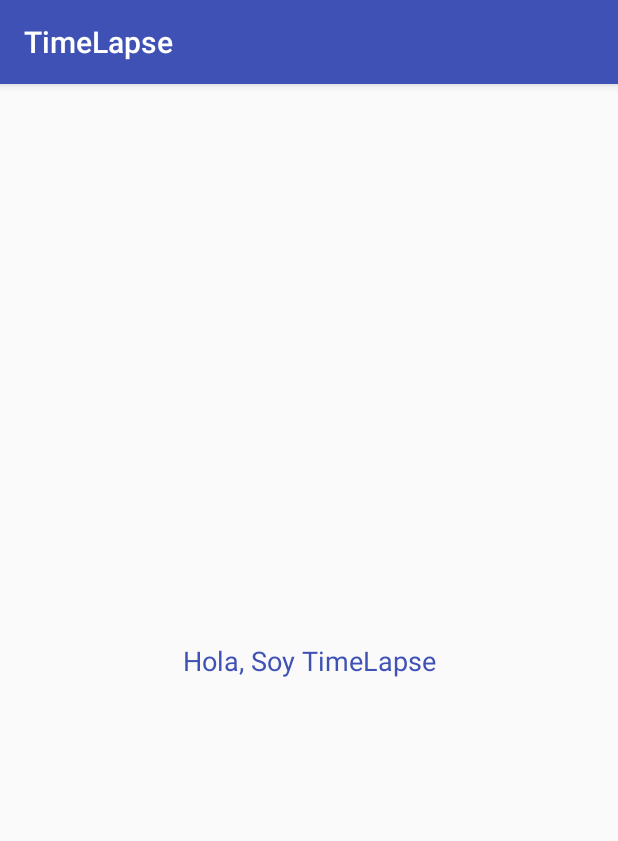
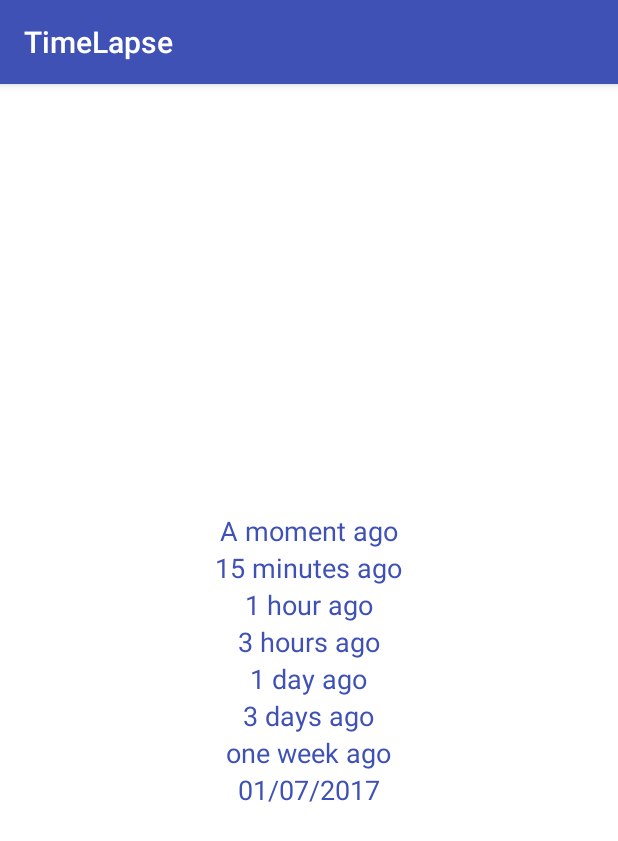
Before and after one commit to deimian86/TimeLapse, an Android app: the screen it shows after launch (MainActivity), on a phone screen of 412 x 824 dp. Shown: the top 841 px of the screen. Run offline under Robolectric (Android 15) with nearby library versions, the phone set to English and light mode, and no system bars.

Commit message:
Alpha basic function

```diff
--- a/app/src/main/java/com/deimian86/timelapse/MainActivity.java
+++ b/app/src/main/java/com/deimian86/timelapse/MainActivity.java
@@ -3,6 +3,8 @@ package com.deimian86.timelapse;
 import android.support.v7.app.AppCompatActivity;
 import android.os.Bundle;
 import android.widget.TextView;
+import java.util.Calendar;
+import java.util.Date;
 
 public class MainActivity extends AppCompatActivity {
 
@@ -11,7 +13,46 @@ public class MainActivity extends AppCompatActivity {
         super.onCreate(savedInstanceState);
         setContentView(R.layout.activity_main);
 
-        TextView txtView = (TextView) findViewById(R.id.txtView);
-        txtView.setText(new TimeLapse().helloWorld());
+        TextView txtView1 = findViewById(R.id.txtView1);
+        txtView1.setText(new TimeLapse().getLapse(getApplicationContext(), minutesAgo(5)));
+
+        TextView txtView2 = findViewById(R.id.txtView2);
+        txtView2.setText(new TimeLapse().getLapse(getApplicationContext(), minutesAgo(15)));
+
+        TextView txtView3 = findViewById(R.id.txtView3);
+        txtView3.setText(new TimeLapse().getLapse(getApplicationContext(), hoursAgo(1)));
+
+        TextView txtView4 = findViewById(R.id.txtView4);
+        txtView4.setText(new TimeLapse().getLapse(getApplicationContext(), hoursAgo(3)));
+
+        TextView txtView5 = findViewById(R.id.txtView5);
+        txtView5.setText(new TimeLapse().getLapse(getApplicationContext(), daysAgo(1)));
+
+        TextView txtView6 = findViewById(R.id.txtView6);
+        txtView6.setText(new TimeLapse().getLapse(getApplicationContext(), daysAgo(3)));
+
+        TextView txtView7 = findViewById(R.id.txtView7);
+        txtView7.setText(new TimeLapse().getLapse(getApplicationContext(), daysAgo(7)));
+
+        TextView txtView8 = findViewById(R.id.txtView8);
+        txtView8.setText(new TimeLapse().getLapse(getApplicationContext(), daysAgo(21)));
+    }
+
+    private Date daysAgo(int i) {
+        final Calendar cal = Calendar.getInstance();
+        cal.add(Calendar.DATE, -i);
+        return cal.getTime();
+    }
+
+    private Date hoursAgo(int i) {
+        final Calendar cal = Calendar.getInstance();
+        cal.add(Calendar.HOUR_OF_DAY, -i);
+        return cal.getTime();
+    }
+
+    private Date minutesAgo(int i) {
+        final Calendar cal = Calendar.getInstance();
+        cal.add(Calendar.MINUTE, -i);
+        return cal.getTime();
     }
 }
--- a/app/src/main/res/layout/activity_main.xml
+++ b/app/src/main/res/layout/activity_main.xml
@@ -1,21 +1,84 @@
 <?xml version="1.0" encoding="utf-8"?>
-<android.support.constraint.ConstraintLayout xmlns:android="http://schemas.android.com/apk/res/android"
-    xmlns:app="http://schemas.android.com/apk/res-auto"
+<LinearLayout
+    xmlns:android="http://schemas.android.com/apk/res/android"
     xmlns:tools="http://schemas.android.com/tools"
     android:layout_width="match_parent"
     android:layout_height="match_parent"
+    android:background="@android:color/white"
+    android:orientation="vertical"
+    android:gravity="center"
     tools:context="com.deimian86.timelapse.MainActivity">
 
     <TextView
-        android:id="@+id/txtView"
+        android:id="@+id/txtView1"
         android:layout_width="wrap_content"
         android:layout_height="wrap_content"
-        android:text="Hello World!"
         android:textColor="@color/colorPrimary"
-        android:textSize="18sp"
-        app:layout_constraintBottom_toBottomOf="parent"
-        app:layout_constraintLeft_toLeftOf="parent"
-        app:layout_constraintRight_toRightOf="parent"
-        app:layout_constraintTop_toTopOf="parent" />
+        android:lines="1"
+        android:text="@string/app_name"
+        android:textSize="18sp" />
 
-</android.support.constraint.ConstraintLayout>
+    <TextView
+        android:id="@+id/txtView2"
+        android:layout_width="wrap_content"
+        android:layout_height="wrap_content"
+        android:textColor="@color/colorPrimary"
+        android:lines="1"
+        android:text="@string/app_name"
+        android:textSize="18sp" />
+
+    <TextView
+        android:id="@+id/txtView3"
+        android:layout_width="wrap_content"
+        android:layout_height="wrap_content"
+        android:textColor="@color/colorPrimary"
+        android:lines="1"
+        android:text="@string/app_name"
+        android:textSize="18sp" />
+
+    <TextView
+        android:id="@+id/txtView4"
+        android:layout_width="wrap_content"
+        android:layout_height="wrap_content"
+        android:textColor="@color/colorPrimary"
+        android:lines="1"
+        android:text="@string/app_name"
+        android:textSize="18sp" />
+
+    <TextView
+        android:id="@+id/txtView5"
+        android:layout_width="wrap_content"
+        android:layout_height="wrap_content"
+        android:textColor="@color/colorPrimary"
+        android:lines="1"
+        android:text="@string/app_name"
+        android:textSize="18sp" />
+
+    <TextView
+        android:id="@+id/txtView6"
+        android:layout_width="wrap_content"
+        android:layout_height="wrap_content"
+        android:textColor="@color/colorPrimary"
+        android:lines="1"
+        android:text="@string/app_name"
+        android:textSize="18sp" />
+
+    <TextView
+        android:id="@+id/txtView7"
+        android:layout_width="wrap_content"
+        android:layout_height="wrap_content"
+        android:textColor="@color/colorPrimary"
+        android:lines="1"
+        android:text="@string/app_name"
+        android:textSize="18sp" />
+
+    <TextView
+        android:id="@+id/txtView8"
+        android:layout_width="wrap_content"
+        android:layout_height="wrap_content"
+        android:textColor="@color/colorPrimary"
+        android:lines="1"
+        android:text="@string/app_name"
+        android:textSize="18sp" />
+
+</LinearLayout>
--- a/time-lapse/src/main/java/com/deimian86/timelapse/TimeLapse.java
+++ b/time-lapse/src/main/java/com/deimian86/timelapse/TimeLapse.java
@@ -1,12 +1,52 @@
 package com.deimian86.timelapse;
+
+import android.content.Context;
+
+import java.text.SimpleDateFormat;
+import java.util.Date;
 
 /**
  * Created by deimian86 on 19/07/2017.
  */
-
 public class TimeLapse {
 
-    public String helloWorld(){
-        return "Hola, Soy TimeLapse";
+    public String getLapse(Context context, Date fechaInicial) {
+        String cadena = "";
+        SimpleDateFormat formatoDelTexto = new SimpleDateFormat("yyyy-MM-dd HH:mm:ss");
+        Date fechaActual = new Date();
+        formatoDelTexto.format(fechaActual);
+        // Tenemos la fecha inicial y la actual ahora operamos con ellas
+        long diff = fechaActual.getTime() - fechaInicial.getTime();
+        long diffMinutes = diff / (60 * 1000) % 60;
+        long diffHours = diff / (60 * 60 * 1000) % 24;
+        long diffDays = diff / (24 * 60 * 60 * 1000);
+        // Formateamos la cadena
+        if (diffDays == 0) {
+            if (diffHours == 0) {
+                if (diffMinutes < 10) {
+                    cadena = context.getResources().getString(R.string.lapse_moments_ago);
+                } else {
+                    cadena = context.getResources().getString(R.string.lapse_minutes_ago, diffMinutes);
+                }
+            } else if (diffHours == 1) {
+                cadena = context.getResources().getString(R.string.lapse_hour_ago, diffHours);
+            } else if (diffHours > 1) {
+                cadena = context.getResources().getString(R.string.lapse_hours_ago, diffHours);
+            }
+        } else if (diffDays == 1) {
+            cadena = context.getResources().getString(R.string.lapse_day_ago, diffDays);
+        } else if (diffDays > 1 && diffDays < 7) {
+            cadena = context.getResources().getString(R.string.lapse_days_ago, diffDays);
+        } else if (diffDays == 7) {
+            cadena = context.getResources().getString(R.string.lapse_week_ago);
+        } else if (diffDays > 7 && diffDays < 14) {
+            cadena = context.getResources().getString(R.string.lapse_days_ago, diffDays);
+        } else if (diffDays == 14) {
+            cadena = context.getResources().getString(R.string.lapse_weeks_ago);
+        } else if (diffDays > 14) {
+            SimpleDateFormat formato = new SimpleDateFormat("dd/MM/yyyy");
+            cadena = formato.format(fechaInicial);
+        }
+        return cadena;
     }
 }
--- a/time-lapse/src/main/res/values/strings.xml
+++ b/time-lapse/src/main/res/values/strings.xml
@@ -1,3 +1,16 @@
 <resources>
     <string name="app_name">TimeLapse</string>
+
+    <string name="lapse_moments_ago">A moment ago</string>
+    <string name="lapse_minutes_ago">%1s minutes ago</string>
+
+    <string name="lapse_hour_ago">%1s hour ago</string>
+    <string name="lapse_hours_ago">%1s hours ago</string>
+
+    <string name="lapse_day_ago">%1s day ago</string>
+    <string name="lapse_days_ago">%1s days ago</string>
+
+    <string name="lapse_week_ago">one week ago</string>
+    <string name="lapse_weeks_ago">%1s weeks ago</string>
+
 </resources>
```
Also changed, not shown: 1 other file.
